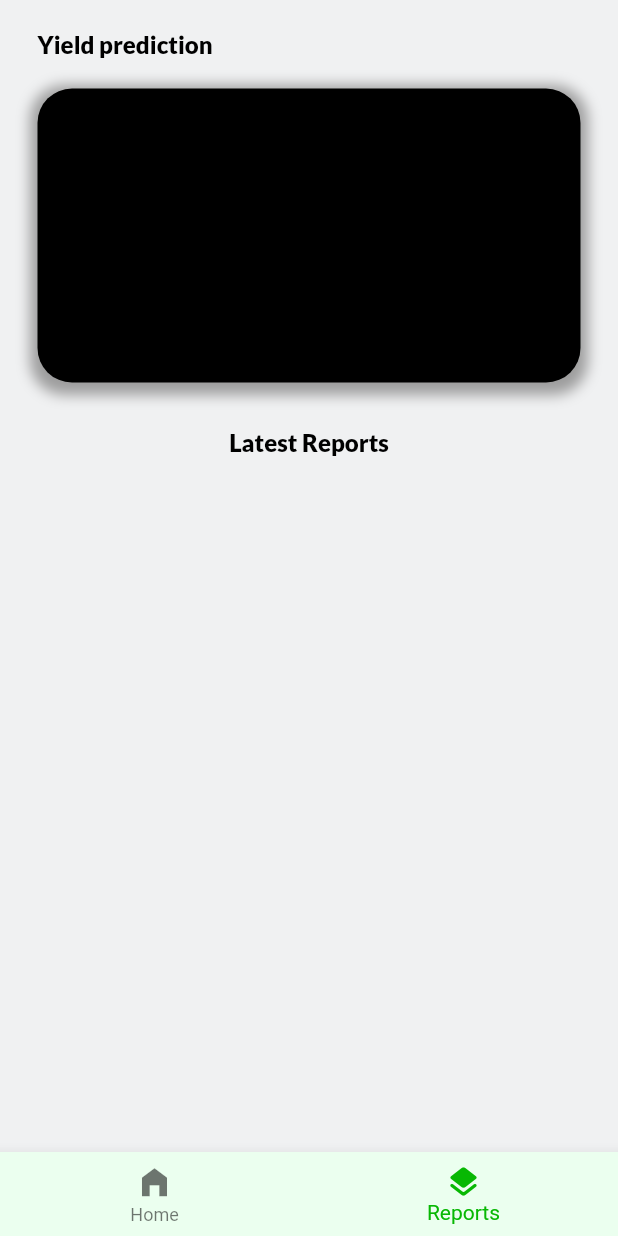
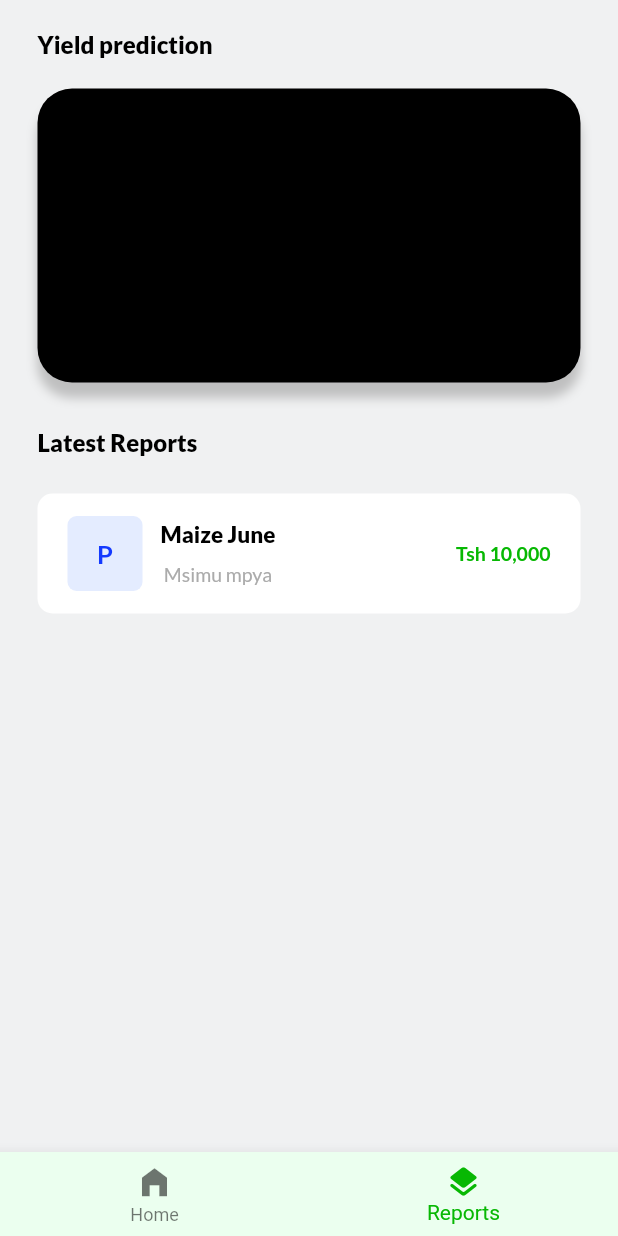
Before and after one commit to ProsperChihimba/agroapp, a Flutter app: the screen it shows after launch, item 2 of the bottom bar chosen, on a phone screen of 412 x 824 dp. Run offline on Flutter 3.47's test engine with Material 2 defaults, Android fonts, the phone set to English and light mode, and no system bars; our stand-ins replace gap, google_fonts.

Commit message:
Add reports list

```diff
--- a/lib/Pages/RecordsPage/index.dart
+++ b/lib/Pages/RecordsPage/index.dart
@@ -1,3 +1,4 @@
+import 'package:agroapp/Pages/RecordsPage/reports.dart';
 import 'package:agroapp/Pages/RecordsPage/yieldWidget.dart';
 import 'package:flutter/material.dart';
 import 'package:gap/gap.dart';
@@ -32,7 +33,11 @@ class _RecordsPageState extends State<RecordsPage>
                 )),
             YieldPrediction(),
             Gap(10),
-            Title(title: "Latest Reports")
+            Align(
+                alignment: Alignment.topLeft,
+                child: Title(title: "Latest Reports")),
+            Gap(5),
+            Reports()
           ]),
         ),
       ),
--- /dev/null
+++ b/lib/Pages/RecordsPage/reports.dart
@@ -0,0 +1,82 @@
+import 'package:flutter/material.dart';
+import 'package:gap/gap.dart';
+import 'package:google_fonts/google_fonts.dart';
+
+class Reports extends StatefulWidget {
+  const Reports({super.key});
+
+  @override
+  State<Reports> createState() => _ReportsState();
+}
+
+class _ReportsState extends State<Reports> {
+  @override
+  Widget build(BuildContext context) {
+    return Padding(
+      padding: const EdgeInsets.fromLTRB(25.0, 0.0, 25.0, 0),
+      child: Container(
+          padding: const EdgeInsets.symmetric(vertical: 15, horizontal: 20),
+          margin: const EdgeInsets.only(top: 20),
+          decoration: BoxDecoration(
+            color: const Color(0xffFFFFFF),
+            borderRadius: BorderRadius.circular(10),
+          ),
+          child: Row(
+            mainAxisAlignment: MainAxisAlignment.spaceBetween,
+            children: [
+              Row(
+                children: [
+                  Padding(
+                    padding: const EdgeInsets.fromLTRB(0, 0, 7.0, 0),
+                    child: Container(
+                        height: 50,
+                        width: 50,
+                        decoration: BoxDecoration(
+                            color: const Color(0xffE4ECFF),
+                            borderRadius: BorderRadius.circular(6)),
+                        child: Center(
+                          child: Text(
+                            'P',
+                            style: GoogleFonts.lato(
+                                color: const Color(0xff143AFF),
+                                fontSize: 17,
+                                fontWeight: FontWeight.w700),
+                          ),
+                        )),
+                  ),
+                  const Gap(5),
+                  Column(
+                    children: [
+                      Text(
+                        "Maize June",
+                        style: GoogleFonts.lato(
+                            fontSize: 15,
+                            fontWeight: FontWeight.w900,
+                            color: const Color(0xff000000)),
+                      ),
+                      const SizedBox(
+                        height: 10,
+                      ),
+                      Text(
+                        "Msimu mpya",
+                        style: GoogleFonts.lato(
+                            fontSize: 13,
+                            fontWeight: FontWeight.w500,
+                            color: const Color.fromARGB(255, 171, 171, 171)),
+                      )
+                    ],
+                  )
+                ],
+              ),
+              Text(
+                "Tsh 10,000",
+                style: GoogleFonts.lato(
+                    fontSize: 13,
+                    fontWeight: FontWeight.w700,
+                    color: const Color(0xff07B803)),
+              ),
+            ],
+          )),
+    );
+  }
+}
--- a/lib/Pages/RecordsPage/yieldWidget.dart
+++ b/lib/Pages/RecordsPage/yieldWidget.dart
@@ -12,21 +12,19 @@ class YieldPrediction extends StatelessWidget {
           padding: const EdgeInsets.symmetric(vertical: 90, horizontal: 30),
           margin: const EdgeInsets.only(top: 20),
           decoration: BoxDecoration(
-            color: const Color(0xff000000),
-            borderRadius: BorderRadius.circular(23),
-            boxShadow: [
-              BoxShadow(
-                color: const Color.fromARGB(255, 74, 73, 73).withOpacity(0.5),
-                spreadRadius: 5,
-                blurRadius: 7,
-                offset: const Offset(0, 3), // changes position of shadow
-              ),
-            ],
-          ),
+              color: const Color(0xff000000),
+              borderRadius: BorderRadius.circular(23),
+              boxShadow: [
+                BoxShadow(
+                    color: Colors.grey.withOpacity(0.6),
+                    offset: const Offset(0, 10),
+                    blurRadius: 5.0,
+                    spreadRadius: 0)
+              ]),
           child: Row(
             mainAxisAlignment: MainAxisAlignment.spaceBetween,
             children: [
-              Text("Data"),
+              Text("data"),
               Text("Data"),
             ],
           )),
```
